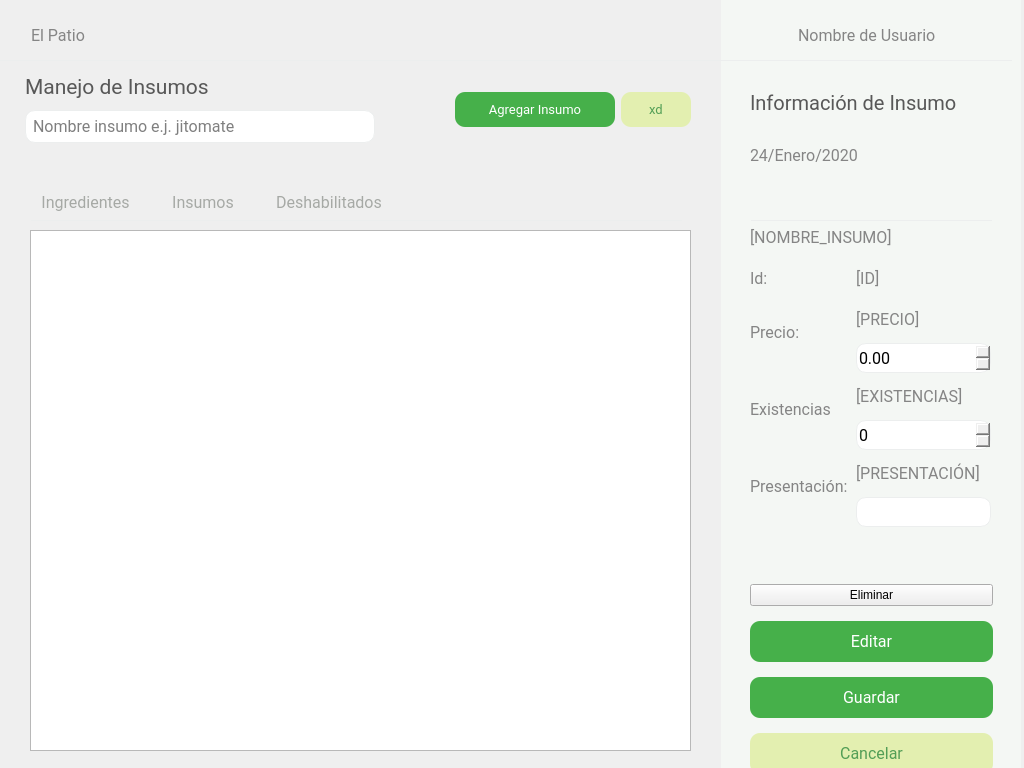
Before: the Qt Designer form El-Patio/almacenista/almacenista_menu.ui in MrDanielG/IHC-ElPatio, drawn with Qt 5.
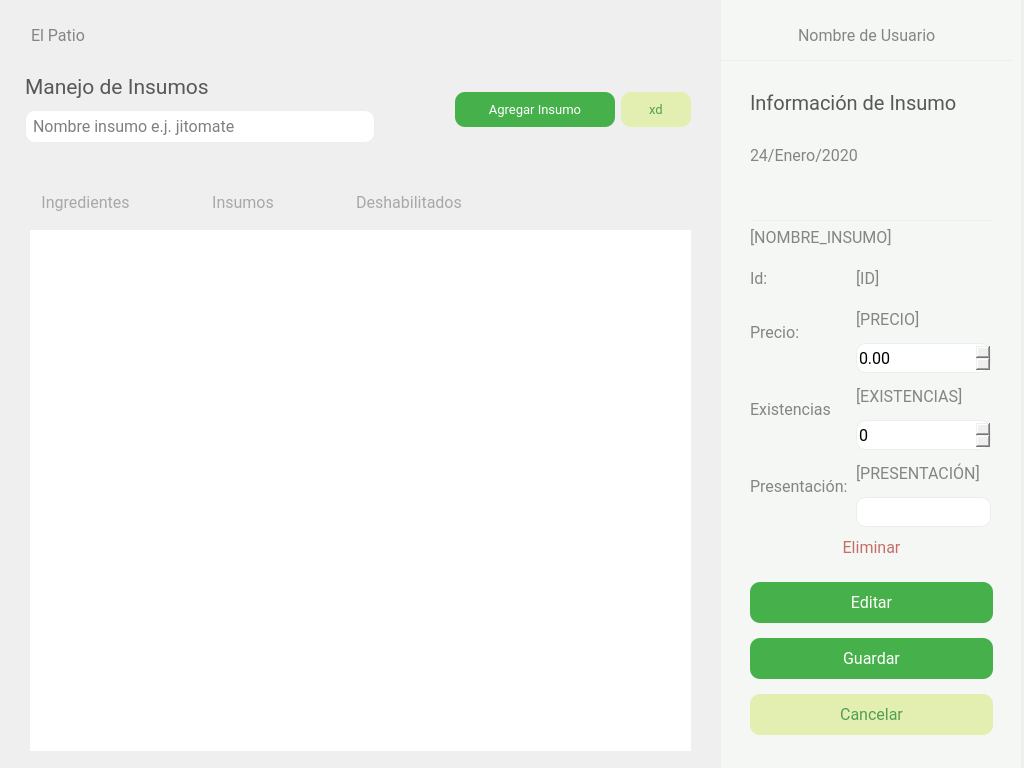
After: the same form once the commit is applied.

Commit message: Detalles Botones

Patch:
```diff
--- a/El-Patio/almacenista/almacenista_menu.ui
+++ b/El-Patio/almacenista/almacenista_menu.ui
@@ -292,7 +292,7 @@
     <rect>
      <x>41</x>
      <y>190</y>
-     <width>341</width>
+     <width>421</width>
      <height>26</height>
     </rect>
    </property>
@@ -452,17 +452,56 @@
    <property name="geometry">
     <rect>
      <x>750</x>
-     <y>584</y>
+     <y>510</y>
      <width>243</width>
-     <height>193</height>
+     <height>225</height>
     </rect>
    </property>
    <layout class="QVBoxLayout" name="verticalLayout">
     <property name="spacing">
      <number>15</number>
     </property>
+    <item>
+     <spacer name="verticalSpacer">
+      <property name="orientation">
+       <enum>Qt::Vertical</enum>
+      </property>
+      <property name="sizeHint" stdset="0">
+       <size>
+        <width>20</width>
+        <height>40</height>
+       </size>
+      </property>
+     </spacer>
+    </item>
     <item>
      <widget class="QPushButton" name="btnEliminarInsumo">
+      <property name="minimumSize">
+       <size>
+        <width>0</width>
+        <height>40</height>
+       </size>
+      </property>
+      <property name="font">
+       <font>
+        <family>Roboto</family>
+        <pointsize>12</pointsize>
+       </font>
+      </property>
+      <property name="styleSheet">
+       <string notr="true">*{
+	color: #C56E68;
+	background:none;
+	border: none;
+	border-radius: 10px;
+}
+
+:hover{
+	background-color: white;
+	border: 1px solid #C56E68;
+	color: #C56E68;
+}</string>
+      </property>
       <property name="text">
        <string>Eliminar</string>
       </property>
@@ -1101,7 +1140,7 @@
     </font>
    </property>
    <property name="styleSheet">
-    <string notr="true"/>
+    <string notr="true">border:none;</string>
    </property>
    <property name="editTriggers">
     <set>QAbstractItemView::NoEditTriggers</set>
```
